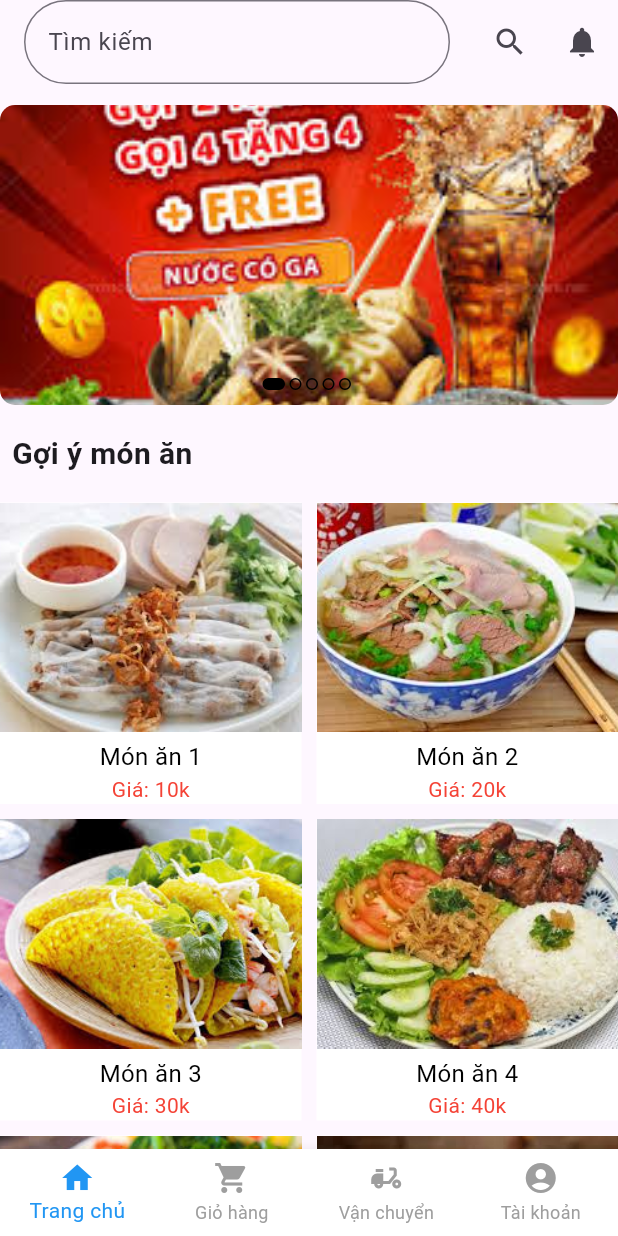
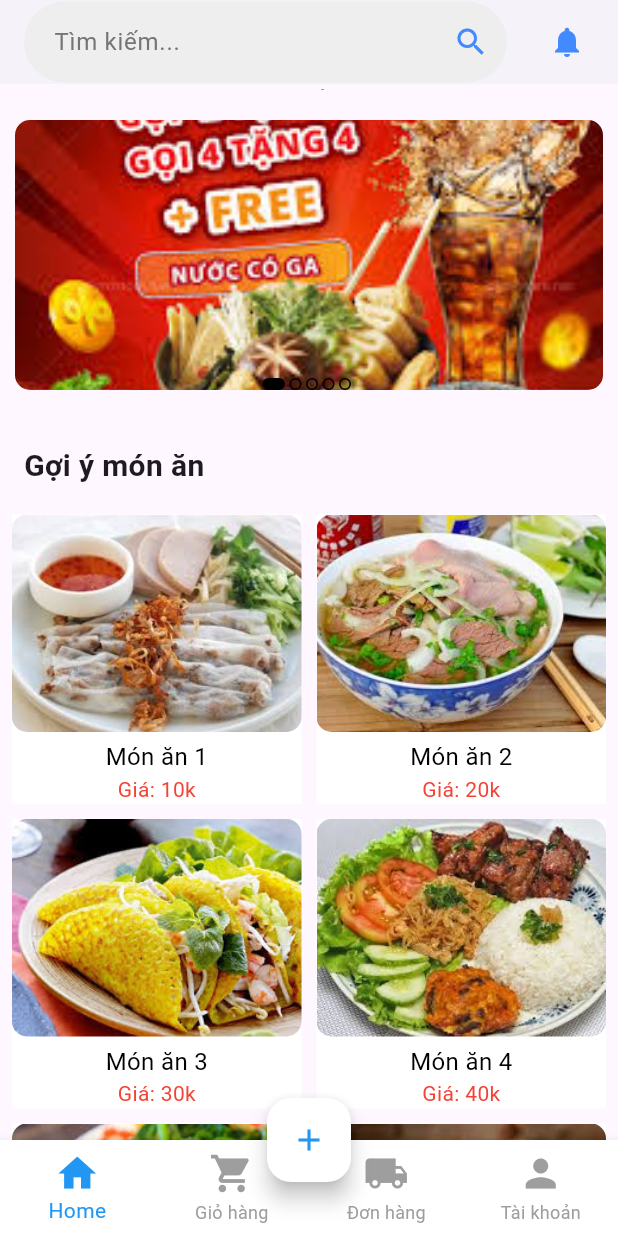
Before and after one commit to huanmaiw/Food, a Flutter app: the MainScreen screen opened directly, on a phone screen of 412 x 824 dp. Run offline on Flutter 3.47's test engine with Material 3 defaults, Android fonts, the phone set to English and light mode, and no system bars; our stand-ins replace firebase_auth, firebase_core, flutter_bloc, get; accounts and stored records are empty.

Commit message:
update provider

```diff
--- a/lib/Fucition/find_widget.dart
+++ b/lib/Fucition/find_widget.dart
@@ -12,23 +12,37 @@ class _FindWidgetState extends State<FindWidget> {
   Widget build(BuildContext context) {
     return Scaffold(
       appBar: AppBar(
-        title: TextFormField(
-          decoration: InputDecoration(
-            hintText: "Tìm kiếm",
-            border: OutlineInputBorder(borderRadius: BorderRadius.circular(40)),
+        backgroundColor: Colors.white,
+        elevation: 2,
+        title: Container(
+          decoration: BoxDecoration(
+            color: Colors.grey.shade200,
+            borderRadius: BorderRadius.circular(30),
+          ),
+          child: TextFormField(
+            decoration: InputDecoration(
+              hintText: "Tìm kiếm...",
+              hintStyle: TextStyle(color: Colors.grey.shade600),
+              border: InputBorder.none,
+              contentPadding: EdgeInsets.symmetric(horizontal: 20, vertical: 15),
+              suffixIcon: Icon(Icons.search, color: Colors.blueAccent),
+            ),
           ),
         ),
         automaticallyImplyLeading: false,
         actions: [
           IconButton(
             onPressed: () {},
-            icon: Icon(Icons.search),
+            icon: Icon(Icons.notifications, color: Colors.blueAccent),
           ),
-          IconButton(
-            icon: Icon(Icons.notifications),
-            onPressed: () {},
-          ),
+          SizedBox(width: 10),
         ],
+      ),
+      body: Center(
+        child: Text(
+          'Tìm kiếm sản phẩm hoặc dịch vụ',
+          style: TextStyle(fontSize: 18, color: Colors.grey.shade600),
+        ),
       ),
     );
   }
--- a/lib/Fucition/images_slider.dart
+++ b/lib/Fucition/images_slider.dart
@@ -39,8 +39,10 @@ class _ImagesSliderState extends State<ImagesSlider> {
   Widget build(BuildContext context) {
     return Stack(
       children: [
-        SizedBox(
-          height: 220,
+        Padding(
+          padding: const EdgeInsets.all(10.0),
+          child: SizedBox(
+            height: 250,
             width: double.infinity,
             child: ClipRRect(
               borderRadius: BorderRadius.circular(10),
@@ -54,6 +56,7 @@ class _ImagesSliderState extends State<ImagesSlider> {
                     return Image.asset("images/Slider/sl${index+1}.jpg",fit: BoxFit.cover,
                     );
                   }
+              ),
             ),
           ),
         ),
--- a/lib/Fucition/suggested_dishes.dart
+++ b/lib/Fucition/suggested_dishes.dart
@@ -22,8 +22,6 @@ class _SuggestedDishesState extends State<SuggestedDishes> {
             ),
           ),
           SizedBox(height: 10),
-
-          // Lưới món ăn
           GridView.builder(
             itemCount: 6,
             shrinkWrap: true,
@@ -41,9 +39,12 @@ class _SuggestedDishesState extends State<SuggestedDishes> {
                   mainAxisAlignment: MainAxisAlignment.center,
                   children: [
                     Expanded(
-                      child: Image.asset(
-                        "images/Suggest/dish${index + 1}.jpg",
-                        fit: BoxFit.cover,
+                      child: ClipRRect(
+                        borderRadius: BorderRadius.circular(10),
+                        child: Image.asset(
+                          "images/Suggest/dish${index + 1}.jpg",
+                          fit: BoxFit.cover,
+                        ),
                       ),
                     ),
                     SizedBox(height: 5),
--- a/lib/Home/home_screen.dart
+++ b/lib/Home/home_screen.dart
@@ -30,7 +30,10 @@ class _HomeScreenState extends State<HomeScreen> {
                       child: ImagesSlider(),
                     ),
                     SizedBox(height: 10),
-                    SuggestedDishes(),
+                    Padding(
+                      padding: const EdgeInsets.all(8.0),
+                      child: SuggestedDishes(),
+                    ),
                   ],
                 ),
               ),
--- a/lib/Home/main_screen.dart
+++ b/lib/Home/main_screen.dart
@@ -1,4 +1,5 @@
 import 'package:flutter/material.dart';
+import 'package:food/Fucition/transport.dart';
 import '../Fucition/cart_shopping.dart';
 import '../Fucition/profile_screen.dart';
 import 'home_screen.dart';
@@ -11,47 +12,67 @@ class MainScreen extends StatefulWidget {
 }
 
 class _MainScreenState extends State<MainScreen> {
-  int _selectedIndex = 0;
-
-  void indexChange(int index) {
+  int currentIndex =0;
+  final List<Widget> screens=[
+    HomeScreen(),
+    CartShopping(),
+    Transport(),
+    ProfileScreen(),
+  ];
+  void _onSeclected(int index){
     setState(() {
-      _selectedIndex = index;
+      currentIndex = index;
     });
   }
-
-  final List<Widget> _widgetOptions = <Widget>[
-    HomeScreen(),
-    CartShopping(),
-    Center(child: Text("Vận chuyển", style: TextStyle(fontSize: 24))),
-    ProfileScreen(),
-  ];
-
   @override
   Widget build(BuildContext context) {
     return Scaffold(
-      body: SafeArea(
-        child: Column(
-          children: [
-            Expanded(
-              child: _widgetOptions[_selectedIndex],
-            ),
-          ],
-        ),
-      ),
+        body: screens[currentIndex],
       bottomNavigationBar: BottomNavigationBar(
         type: BottomNavigationBarType.fixed,
         backgroundColor: Colors.white,
-        currentIndex: _selectedIndex,
         selectedItemColor: Colors.blue,
         unselectedItemColor: Colors.grey,
-        onTap: indexChange,
-        items: const [
-          BottomNavigationBarItem(icon: Icon(Icons.home), label: "Trang chủ"),
-          BottomNavigationBarItem(icon: Icon(Icons.shopping_cart), label: "Giỏ hàng"),
-          BottomNavigationBarItem(icon: Icon(Icons.delivery_dining), label: "Vận chuyển"),
-          BottomNavigationBarItem(icon: Icon(Icons.account_circle), label: "Tài khoản"),
+        selectedFontSize: 14,
+        unselectedFontSize: 12,
+        iconSize: 30,
+        elevation: 5,
+        onTap: _onSeclected,
+        items: [
+          BottomNavigationBarItem(
+            icon: Icon(Icons.home,
+                color: currentIndex == 0 ? Colors.blue : Colors.grey),
+            label: "Home",
+          ),
+          BottomNavigationBarItem(
+            icon: Icon(Icons.shopping_cart,
+                color: currentIndex == 1 ? Colors.blue : Colors.grey),
+            label: "Giỏ hàng",
+          ),
+          BottomNavigationBarItem(
+            icon: Icon(Icons.local_shipping,
+                color: currentIndex == 2 ? Colors.blue : Colors.grey),
+            label: "Đơn hàng",
+          ),
+          BottomNavigationBarItem(
+            icon: Icon(Icons.person,
+                color: currentIndex == 3 ? Colors.blue : Colors.grey),
+            label: "Tài khoản",
+          ),
         ],
+        currentIndex: currentIndex,
       ),
+      floatingActionButtonLocation: FloatingActionButtonLocation.centerDocked,
+      floatingActionButton: FloatingActionButton(
+        backgroundColor: Colors.white,
+          onPressed:(){
+            Navigator.push(
+              context,
+              MaterialPageRoute(
+                builder: (context) => const HomeScreen(),
+              ),
+            );
+          }, child: Icon(Icons.add,color: Colors.blue,),
+           ),
     );
-  }
-}
+  }}
--- /dev/null
+++ b/lib/Provider/Bloc/count_bloc.dart
@@ -0,0 +1,28 @@
+
+
+import 'package:flutter_bloc/flutter_bloc.dart';
+import 'package:food/Provider/Bloc/state_bloc.dart';
+
+import 'event_bloc.dart';
+
+class CounterBloc extends Bloc<CounterEvent, CounterState> {
+  int _counter = 0;
+
+  CounterBloc() : super(CounterInitial()) {
+    // Lắng nghe các sự kiện
+    on<IncrementEvent>((event, emit) => _increment(emit));
+    on<DecrementEvent>((event, emit) => _decrement(emit));
+  }
+
+  // Hàm tăng giá trị
+  void _increment(Emitter<CounterState> emit) {
+    _counter++; // Tăng giá trị
+    emit(CounterValue(_counter)); // Phát ra trạng thái mới
+  }
+
+  // Hàm giảm giá trị
+  void _decrement(Emitter<CounterState> emit) {
+    _counter--; // Giảm giá trị
+    emit(CounterValue(_counter)); // Phát ra trạng thái mới
+  }
+}
--- /dev/null
+++ b/lib/Provider/Bloc/event_bloc.dart
@@ -0,0 +1,4 @@
+abstract class CounterEvent{
+}
+class IncrementEvent extends CounterEvent{}
+class DecrementEvent extends CounterEvent{}
--- /dev/null
+++ b/lib/Provider/Bloc/state_bloc.dart
@@ -0,0 +1,8 @@
+
+abstract class CounterState {}
+
+class CounterInitial extends CounterState {}                   // Trạng thái ban đầu
+class CounterValue extends CounterState {                      // Trạng thái giá trị
+  final int value;
+  CounterValue(this.value);
+}
--- /dev/null
+++ b/lib/Provider/home.dart
@@ -0,0 +1,26 @@
+import 'package:flutter/material.dart';
+import 'package:food/Provider/provider.dart';
+import 'package:provider/provider.dart';
+
+class Home extends StatefulWidget {
+  const Home({super.key});
+
+  @override
+  State<Home> createState() => _HomeState();
+}
+class _HomeState extends State<Home> {
+  @override
+  Widget build(BuildContext context) {
+    final counter = Provider.of<CountProvider>(context);
+
+    return Scaffold(
+      appBar: AppBar(title: Text('Provider Example')),
+      body: Center(child: Text('Count: ${counter.cout}')),
+      floatingActionButton: FloatingActionButton(
+        onPressed: () => counter.tanggia(),
+        child: Icon(Icons.add),
+      ),
+    );
+  }
+
+}
--- a/pubspec.yaml
+++ b/pubspec.yaml
@@ -34,8 +34,14 @@ dependencies:
   # The following adds the Cupertino Icons font to your application.
   # Use with the CupertinoIcons class for iOS style icons.
   cupertino_icons: ^1.0.8
+  firebase_database: ^11.3.4
+  cloud_firestore: ^5.6.5
   firebase_core: ^3.12.1
   firebase_auth: ^5.5.1
+  provider: ^6.1.4
+  get: ^4.7.2
+  flutter_bloc: ^9.1.0
+  shared_preferences: ^2.5.3
 
 dev_dependencies:
   flutter_test:
```
Also changed, not shown: lib/Fucition/transport.dart (added, +15 -0 lines), lib/Provider/Bloc/home_bloc.dart (added, +43 -0 lines), lib/Provider/getx.dart (added, +8 -0 lines), lib/Provider/homex.dart (added, +25 -0 lines), lib/Provider/provider.dart (added, +11 -0 lines), lib/main.dart (+13 -11 lines), lib/generated/assets.dart, pubspec.lock, 2 other files. Lines whose indentation alone changed are shown as unchanged.
